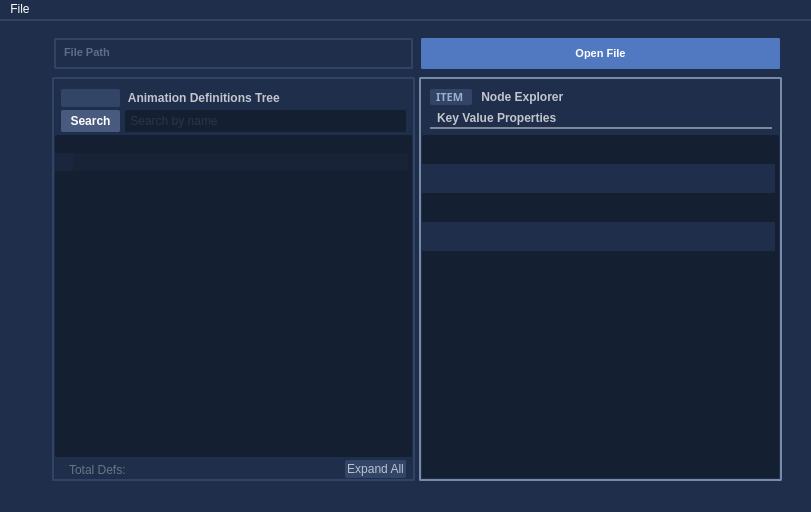
First picture: the form in AnimationReader/mainwindow.ui, repository nothanley/AnimDefinitions, before the edit.
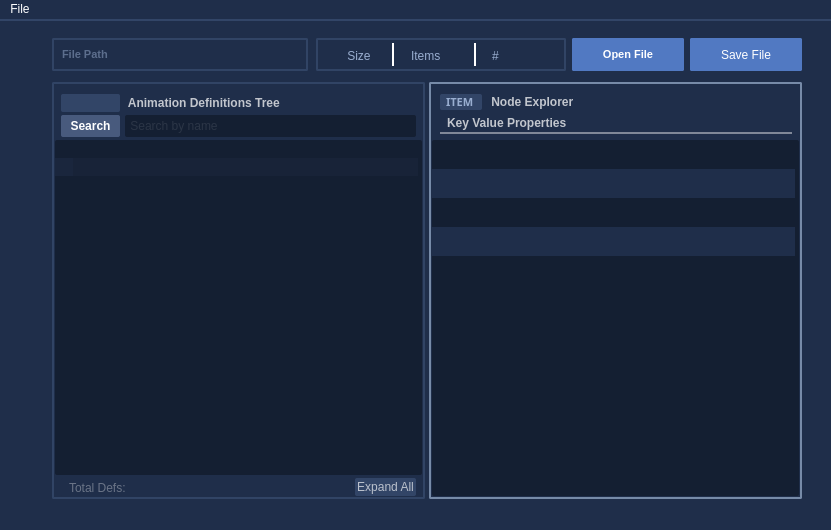
Second picture: the form after the edit. Icons and pictures are not drawn.

```diff
--- a/AnimationReader/mainwindow.ui
+++ b/AnimationReader/mainwindow.ui
@@ -6,8 +6,8 @@
    <rect>
     <x>0</x>
     <y>0</y>
-    <width>811</width>
-    <height>512</height>
+    <width>831</width>
+    <height>530</height>
    </rect>
   </property>
   <property name="font">
@@ -71,22 +71,9 @@
     <property name="rightMargin">
      <number>4</number>
     </property>
-    <item row="0" column="0" rowspan="2">
-     <spacer name="leftSpacer">
-      <property name="orientation">
-       <enum>Qt::Horizontal</enum>
-      </property>
-      <property name="sizeType">
-       <enum>QSizePolicy::Maximum</enum>
-      </property>
-      <property name="sizeHint" stdset="0">
-       <size>
-        <width>47</width>
-        <height>20</height>
-       </size>
-      </property>
-     </spacer>
-    </item>
+    <property name="verticalSpacing">
+     <number>9</number>
+    </property>
     <item row="0" column="2" rowspan="2">
      <spacer name="rightSpacer">
       <property name="orientation">
@@ -826,7 +813,7 @@
               <number>3</number>
              </property>
              <item row="0" column="0">
-              <widget class="QLabel" name="label_4">
+              <widget class="QLabel" name="nodeTypeLabel">
                <property name="minimumSize">
                 <size>
                  <width>5</width>
@@ -955,8 +942,24 @@
       </layout>
      </widget>
     </item>
+    <item row="0" column="0" rowspan="2">
+     <spacer name="leftSpacer">
+      <property name="orientation">
+       <enum>Qt::Horizontal</enum>
+      </property>
+      <property name="sizeType">
+       <enum>QSizePolicy::Maximum</enum>
+      </property>
+      <property name="sizeHint" stdset="0">
+       <size>
+        <width>47</width>
+        <height>20</height>
+       </size>
+      </property>
+     </spacer>
+    </item>
     <item row="0" column="1">
-     <widget class="QFrame" name="frame_2">
+     <widget class="QFrame" name="TopFrame">
       <property name="sizePolicy">
        <sizepolicy hsizetype="Minimum" vsizetype="Minimum">
         <horstretch>0</horstretch>
@@ -966,7 +969,7 @@
       <property name="maximumSize">
        <size>
         <width>16777215</width>
-        <height>35</height>
+        <height>37</height>
        </size>
       </property>
       <property name="styleSheet">
@@ -982,13 +985,13 @@
       </property>
       <layout class="QHBoxLayout" name="horizontalLayout">
        <property name="leftMargin">
-        <number>2</number>
+        <number>0</number>
        </property>
        <property name="topMargin">
         <number>2</number>
        </property>
        <property name="rightMargin">
-        <number>2</number>
+        <number>0</number>
        </property>
        <property name="bottomMargin">
         <number>2</number>
@@ -1006,7 +1009,7 @@
           </font>
          </property>
          <property name="styleSheet">
-          <string notr="true">padding-top: 2px;
+          <string notr="true">padding-top: 4px;
 padding-left: 4px;
 border: 2px solid white;
 color: rgb(153, 174, 208);
@@ -1044,6 +1047,125 @@
          </property>
         </spacer>
        </item>
+       <item>
+        <widget class="QFrame" name="frame_5">
+         <property name="sizePolicy">
+          <sizepolicy hsizetype="Expanding" vsizetype="Preferred">
+           <horstretch>0</horstretch>
+           <verstretch>0</verstretch>
+          </sizepolicy>
+         </property>
+         <property name="minimumSize">
+          <size>
+           <width>250</width>
+           <height>0</height>
+          </size>
+         </property>
+         <property name="styleSheet">
+          <string notr="true">
+QFrame {
+padding-top: 2px;
+padding-left: 4px;
+border: 2px solid white;
+color: rgb(153, 174, 208);
+border-radius: 2px;
+border-color: rgb(49, 68, 101);
+}
+QLabel {
+border: 0px solid white;
+border-right: 2px solid white;
+color: rgb(153, 174, 208);
+border-radius: 0px;
+border-color: rgba(49, 68, 101,0);
+border-right-color: rgba(255, 255, 255,255);
+}</string>
+         </property>
+         <property name="frameShape">
+          <enum>QFrame::StyledPanel</enum>
+         </property>
+         <property name="frameShadow">
+          <enum>QFrame::Raised</enum>
+         </property>
+         <layout class="QGridLayout" name="gridLayout_6">
+          <property name="leftMargin">
+           <number>0</number>
+          </property>
+          <property name="topMargin">
+           <number>1</number>
+          </property>
+          <property name="rightMargin">
+           <number>7</number>
+          </property>
+          <property name="bottomMargin">
+           <number>3</number>
+          </property>
+          <property name="horizontalSpacing">
+           <number>9</number>
+          </property>
+          <property name="verticalSpacing">
+           <number>0</number>
+          </property>
+          <item row="0" column="0">
+           <widget class="QLabel" name="topStat_size">
+            <property name="styleSheet">
+             <string notr="true"/>
+            </property>
+            <property name="text">
+             <string>Size</string>
+            </property>
+            <property name="alignment">
+             <set>Qt::AlignCenter</set>
+            </property>
+           </widget>
+          </item>
+          <item row="0" column="1">
+           <widget class="QLabel" name="topStat_items">
+            <property name="maximumSize">
+             <size>
+              <width>16777215</width>
+              <height>16777215</height>
+             </size>
+            </property>
+            <property name="styleSheet">
+             <string notr="true"/>
+            </property>
+            <property name="frameShape">
+             <enum>QFrame::NoFrame</enum>
+            </property>
+            <property name="text">
+             <string>Items</string>
+            </property>
+            <property name="alignment">
+             <set>Qt::AlignLeading|Qt::AlignLeft|Qt::AlignVCenter</set>
+            </property>
+            <property name="indent">
+             <number>4</number>
+            </property>
+           </widget>
+          </item>
+          <item row="0" column="3">
+           <widget class="QLabel" name="topStat_info">
+            <property name="styleSheet">
+             <string notr="true">QLabel {
+border: 0px solid white;
+border-right: 0px solid white;
+color: rgb(153, 174, 208);
+border-radius: 0px;
+border-color: rgba(49, 68, 101,0);
+border-right-color: rgba(255, 255, 255,255);
+}</string>
+            </property>
+            <property name="text">
+             <string>#</string>
+            </property>
+            <property name="alignment">
+             <set>Qt::AlignLeading|Qt::AlignLeft|Qt::AlignVCenter</set>
+            </property>
+           </widget>
+          </item>
+         </layout>
+        </widget>
+       </item>
        <item>
         <widget class="QPushButton" name="Button_File_Open">
          <property name="sizePolicy">
@@ -1087,6 +1209,39 @@
          </property>
         </widget>
        </item>
+       <item>
+        <widget class="QPushButton" name="SaveButton">
+         <property name="sizePolicy">
+          <sizepolicy hsizetype="Expanding" vsizetype="Expanding">
+           <horstretch>0</horstretch>
+           <verstretch>0</verstretch>
+          </sizepolicy>
+         </property>
+         <property name="styleSheet">
+          <string notr="true">QPushButton{
+	border: 3px solid white;
+	border-radius: 2px;
+	border-color: rgb(81, 121, 194);
+	background-color: rgb(81, 121, 194);
+}
+
+QPushButton:hover{
+	border-color: rgb(94, 143, 227);
+	background-color: rgb(94, 143, 227);
+}
+
+QPushButton:Pressed{
+	border: 3px solid white;
+	border-radius: 2px;
+	border-color: rgb(81, 121, 194);
+	background-color: rgb(81, 121, 194);
+}</string>
+         </property>
+         <property name="text">
+          <string>Save File</string>
+         </property>
+        </widget>
+       </item>
       </layout>
      </widget>
     </item>
@@ -1100,7 +1255,7 @@
     <rect>
      <x>0</x>
      <y>0</y>
-     <width>811</width>
+     <width>831</width>
      <height>20</height>
     </rect>
    </property>
@@ -1135,6 +1290,7 @@
      <string>File</string>
     </property>
     <addaction name="actionOpen_File"/>
+    <addaction name="actionSave_Definitions"/>
     <addaction name="actionExpand_Collapse"/>
    </widget>
    <addaction name="menuFile"/>
@@ -1216,6 +1372,11 @@
     <bool>false</bool>
    </property>
   </action>
+  <action name="actionSave_Definitions">
+   <property name="text">
+    <string>Save as</string>
+   </property>
+  </action>
  </widget>
  <resources>
   <include location="Resources.qrc"/>
```
